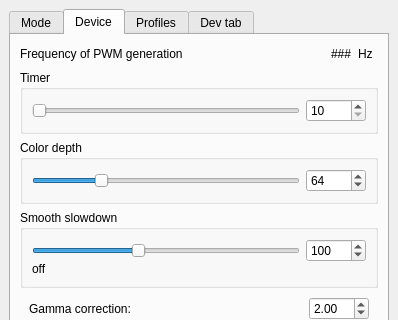
Above: Software/src/mainwindow.ui from Atarity/Lightpack before the change; both pictures show x 0 to 398 and y 0 to 320 of the 398 by 503 pixel window. Below: the same form after it.
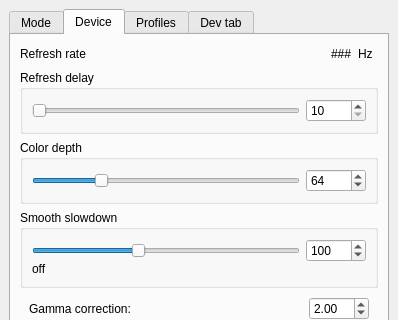
That is the form after the change. The open tabs and pages were chosen to show the change. Icons and pictures are not drawn. Custom widgets are drawn as their Qt base class.

Commit message: Software: pwm related labels have been renamed

What changed in the file:
```diff
--- a/Software/src/mainwindow.ui
+++ b/Software/src/mainwindow.ui
@@ -734,7 +734,7 @@
           <item>
            <widget class="QLabel" name="label_2">
             <property name="text">
-             <string>Frequency of PWM generation</string>
+             <string>Refresh rate</string>
             </property>
            </widget>
           </item>
@@ -789,7 +789,7 @@
         <item>
          <widget class="QGroupBox" name="groupBox_pwmTimerDelay">
           <property name="title">
-           <string>Timer</string>
+           <string>Refresh delay</string>
           </property>
           <layout class="QHBoxLayout" name="horizontalLayout_6">
            <item>
```
Left out of the diff: 8 changed lines with no effect on the pictures. The commit also changes 2 other files.
